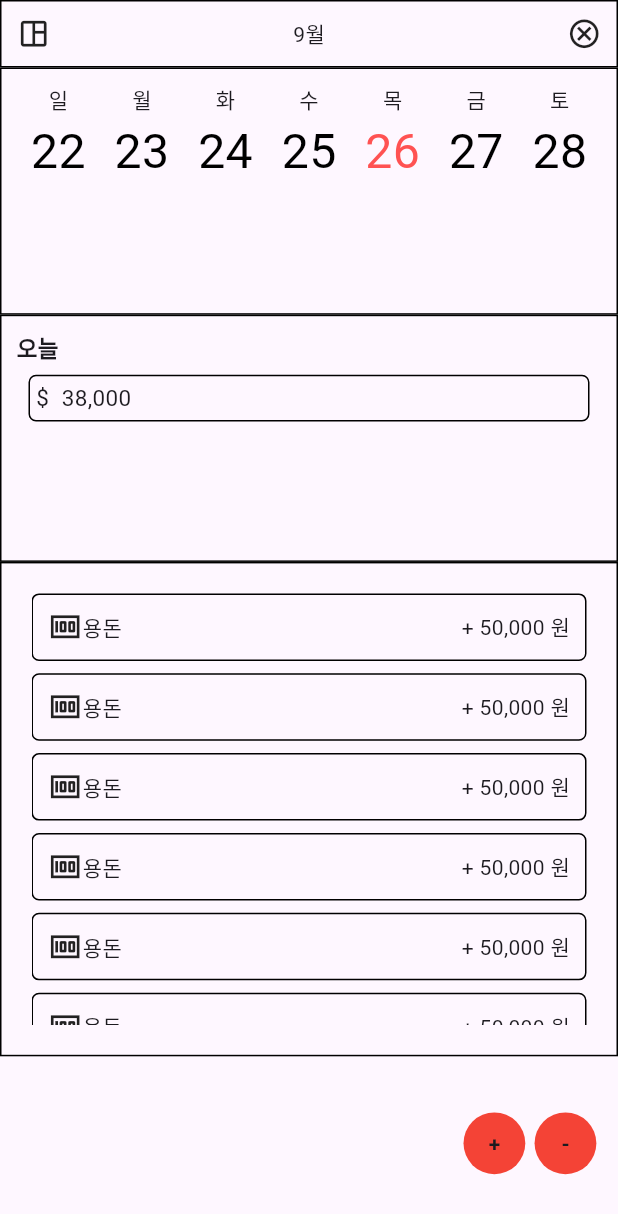
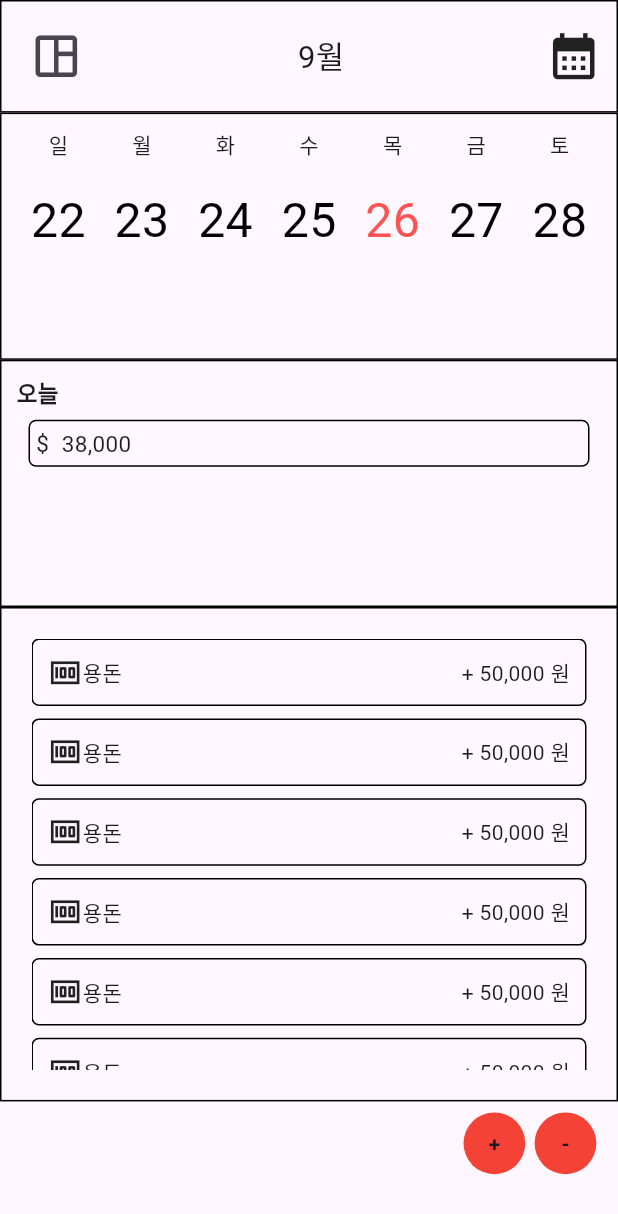
Before and after one commit to ParkJu-hong/expense_tracker, a Flutter app: the screen it shows after launch, on a phone screen of 412 x 824 dp. Shown: the top 1214 px of the screen. Run offline on Flutter 3.47's test engine with Material 3 defaults, Android fonts, the phone set to English and light mode, and no system bars; our stand-ins replace supabase_flutter; accounts and stored records are empty.

Commit message:
dashboard layout is done

```diff
--- a/lib/home.dart
+++ b/lib/home.dart
@@ -1,4 +1,5 @@
 import 'package:flutter/material.dart';
+import 'package:expense_tracker/dashboard.dart';
 
 class Home extends StatefulWidget {
   const Home({super.key});
@@ -18,11 +19,11 @@ class _HomeState extends State<Home> {
   // Initialize variables
   static const IconData space_dashboard_outlined =
       IconData(0xf3bd, fontFamily: 'MaterialIcons');
-  static const IconData cancel_outlined =
-      IconData(0xef28, fontFamily: 'MaterialIcons');
-  List<Map<int, String>> dayOfTheWeek = [];
   static const IconData money_outlined =
       IconData(0xf1e0, fontFamily: 'MaterialIcons');
+  static const IconData calendar_month =
+      IconData(0xf06bb, fontFamily: 'MaterialIcons');
+  List<Map<int, String>> dayOfTheWeek = [];
   List<String> currentWeek = [];
   List<List<String>> weeks = [];
   int today = DateTime.now().day;
@@ -163,18 +164,28 @@ class _HomeState extends State<Home> {
                     child: Row(
                       mainAxisAlignment: MainAxisAlignment.spaceBetween,
                       children: [
-                        Container(
-                          child: const Icon(
-                            space_dashboard_outlined,
-                            size: 23,
-                          ),
+                        IconButton(
+                            onPressed: () => {
+                                  Navigator.push(
+                                    context,
+                                    MaterialPageRoute(
+                                        builder: (context) =>
+                                            const Dashboard()),
+                                  )
+                                },
+                            icon: Icon(
+                              space_dashboard_outlined,
+                              size: MediaQuery.of(context).size.width * 0.09,
+                            )),
+                        Text(
+                          '9월',
+                          style: TextStyle(
+                              fontSize:
+                                  MediaQuery.of(context).size.width * 0.05),
                         ),
-                        const Text('9월'),
-                        Container(
-                          child: const Icon(
-                            cancel_outlined,
-                            size: 23,
-                          ),
+                        Icon(
+                          calendar_month,
+                          size: MediaQuery.of(context).size.width * 0.09,
                         ),
                       ],
                     ),
@@ -207,7 +218,7 @@ class _HomeState extends State<Home> {
                           ],
                         ),
                         SizedBox(
-                          height: MediaQuery.of(context).size.height * 0.06,
+                          height: MediaQuery.of(context).size.height * 0.1,
                           child: PageView.builder(
                             controller: PageController(
                               initialPage: foundScorllIndex,
--- a/lib/main.dart
+++ b/lib/main.dart
@@ -23,8 +23,8 @@ class MyApp extends StatelessWidget {
     return MaterialApp(
       title: 'Expense Tracker',
       theme: ThemeData(
-        primarySwatch: Colors.blue,
-      ),
+          // primarySwatch: Colors.blue,
+          ),
       home: const Home(),
     );
   }
```
Also changed, not shown: lib/dashboard.dart (added, +239 -0 lines), 33 other files.
